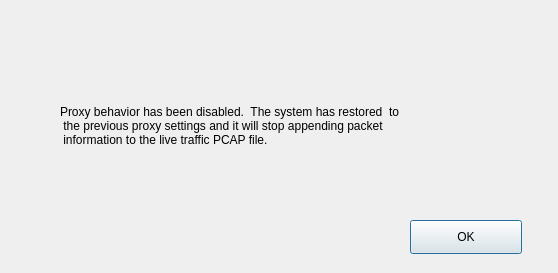
Old version of the form GUIForms/proxyBehaviorDisabledNotificationOverlay.ui in the repository asdiamond/ntps.
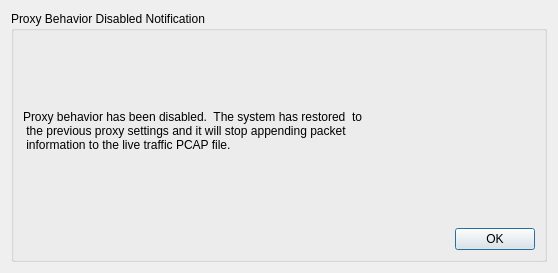
New version of the form.

Commit message: First draft of GUI Forms completed, awaiting review by other members

Patch:
```diff
--- a/GUIForms/proxyBehaviorDisabledNotificationOverlay.ui
+++ b/GUIForms/proxyBehaviorDisabledNotificationOverlay.ui
@@ -13,34 +13,39 @@
   <property name="windowTitle">
    <string>Dialog</string>
   </property>
+  <layout class="QHBoxLayout" name="horizontalLayout">
+   <item>
+    <widget class="QGroupBox" name="groupBox">
+     <property name="title">
+      <string>Proxy Behavior Disabled Notification</string>
+     </property>
+     <layout class="QGridLayout" name="gridLayout">
+      <item row="2" column="0" alignment="Qt::AlignRight">
   <widget class="QPushButton" name="pushButton">
-   <property name="geometry">
-    <rect>
-     <x>410</x>
-     <y>220</y>
-     <width>112</width>
-     <height>34</height>
-    </rect>
+        <property name="sizePolicy">
+         <sizepolicy hsizetype="Fixed" vsizetype="Fixed">
+          <horstretch>0</horstretch>
+          <verstretch>0</verstretch>
+         </sizepolicy>
    </property>
    <property name="text">
     <string>OK</string>
    </property>
   </widget>
+      </item>
+      <item row="1" column="0">
   <widget class="QLabel" name="label">
-   <property name="geometry">
-    <rect>
-     <x>60</x>
-     <y>60</y>
-     <width>471</width>
-     <height>131</height>
-    </rect>
-   </property>
    <property name="text">
     <string>Proxy behavior has been disabled.  The system has restored  to 
  the previous proxy settings and it will stop appending packet 
  information to the live traffic PCAP file.</string>
    </property>
   </widget>
+      </item>
+     </layout>
+    </widget>
+   </item>
+  </layout>
  </widget>
  <resources/>
  <connections/>
```
Lines whose indentation alone changed are shown as unchanged. The commit also changes 4 other files.
